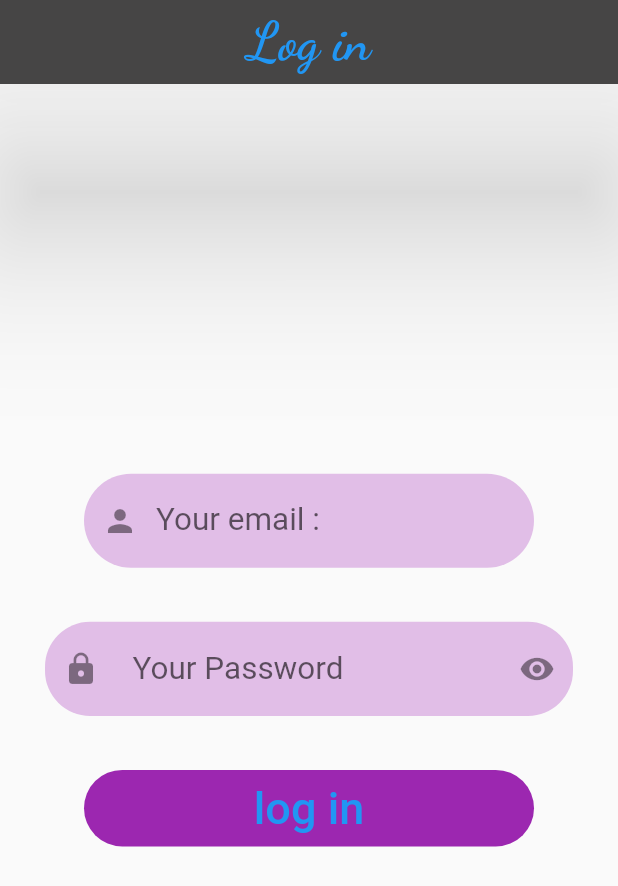
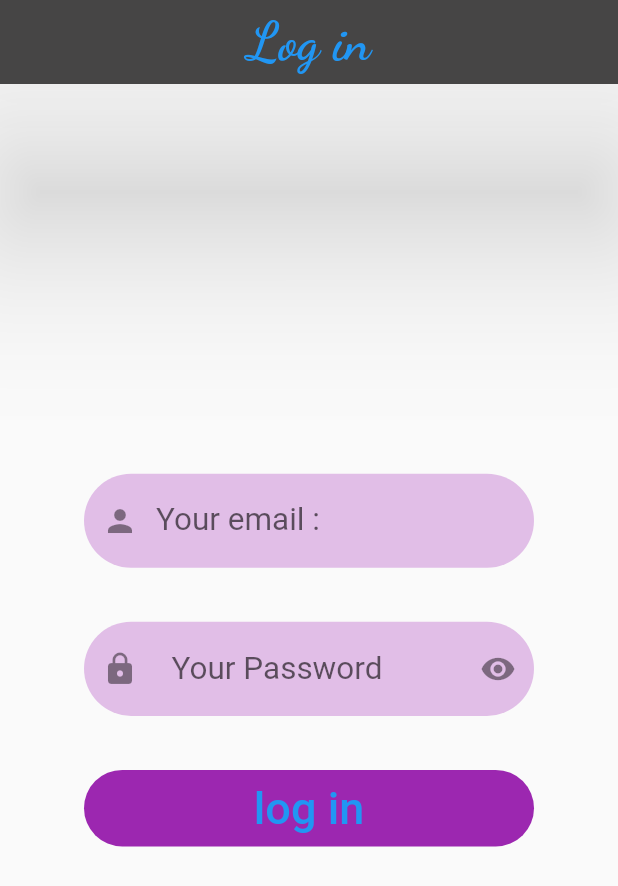
Before and after one commit to motager/log_in, a Flutter app: the screen it shows after launch, on a phone screen of 412 x 824 dp. Shown: the top 886 px of the screen. Run offline on Flutter 3.47's test engine with Material 2 defaults, Android fonts, the phone set to English and light mode, and no system bars; project files that could hold a hidden picture were left out.

Commit message:
new files
Signed-off-by: motager <maltager658@gmail.com>

```diff
--- a/lib/main.dart
+++ b/lib/main.dart
@@ -47,9 +47,11 @@ class English extends StatelessWidget {
 
 
 
-        body: Container(
+        body: Center(
+          child: Container(
             child: Column(
               mainAxisAlignment: MainAxisAlignment.center,
+              crossAxisAlignment: CrossAxisAlignment.center ,
               children: [
                 Container(
                      width: 300.0,
@@ -73,12 +75,12 @@ class English extends StatelessWidget {
                   ),
                 ),
                 Container(
-
                               margin: const EdgeInsets.fromLTRB(30.0, 18.0, 30.0, 18.0),
+          width: 300.0,
 
                     decoration: BoxDecoration(
                  color: Colors.purple[100],
-                  borderRadius: BorderRadius.circular(30.0)
+                borderRadius: BorderRadius.circular(50.0),
               ),
                   child: TextField(
                     textInputAction: TextInputAction.next,
@@ -124,6 +126,7 @@ class English extends StatelessWidget {
 
           ),
         ),
+      ),
     );
   }
 }
```
Also changed, not shown: 2 other files. Lines whose indentation alone changed are shown as unchanged.
